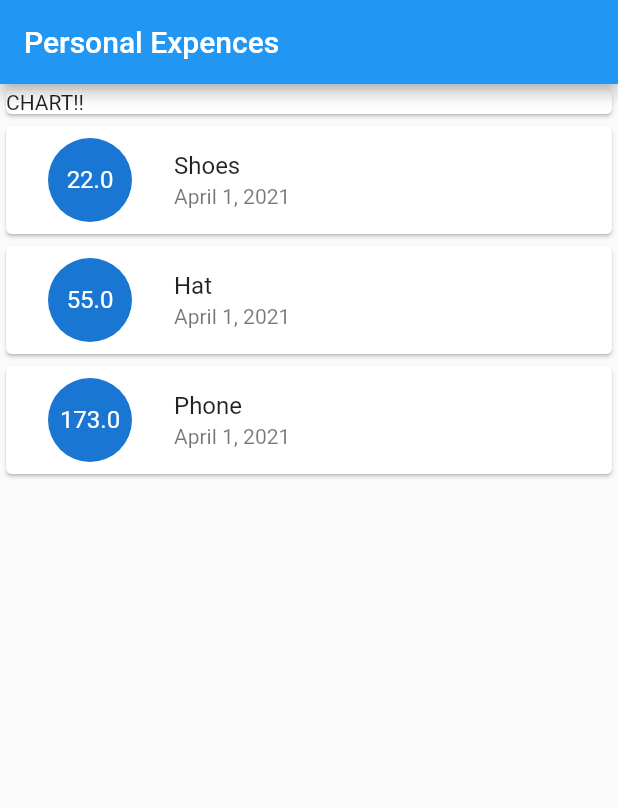
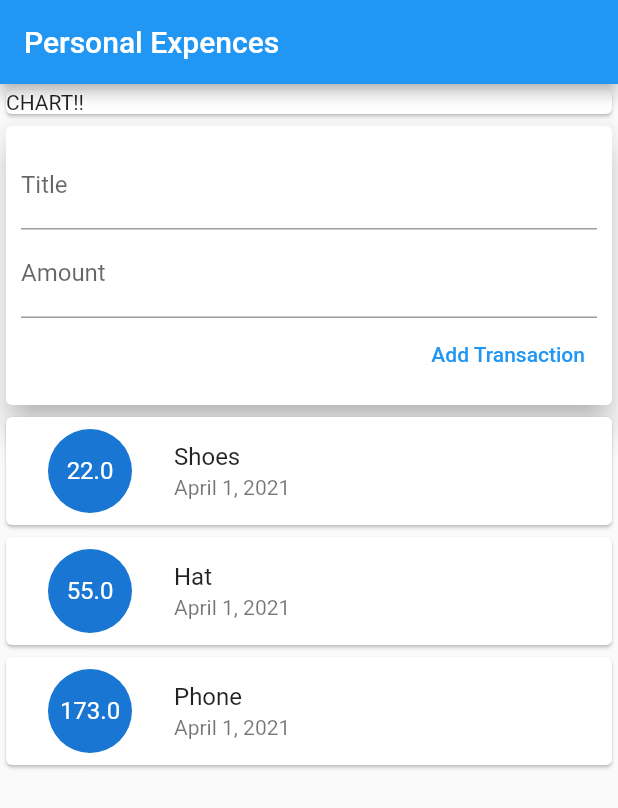
Before and after one commit to saffer4u/Flutter-Master, a Flutter app: the screen it shows after launch, on a phone screen of 412 x 824 dp. Shown: the top 808 px of the screen. Run offline on Flutter 3.47's test engine with Material 2 defaults, Android fonts, the phone set to English and light mode, and no system bars.

Commit message:
Add items to list of expences

```diff
--- a/lib/main.dart
+++ b/lib/main.dart
@@ -1,61 +1,26 @@
 import 'package:flutter/material.dart';
-import 'package:intl/intl.dart';
-import './transaction.dart';
+import 'widgets/user_transactions.dart';
 
 void main() => runApp(MyApp());
 
 class MyApp extends StatelessWidget {
   @override
   Widget build(BuildContext context) {
-    final List<Transaction> _transactions = [
-      Transaction(
-        amount: 22,
-        date: DateTime.now(),
-        id: "id1",
-        title: "Shoes",
-      ),
-      Transaction(
-        amount: 55,
-        date: DateTime.now(),
-        id: "id2",
-        title: "Hat",
-      ),
-      Transaction(
-        amount: 173,
-        date: DateTime.now(),
-        id: "id3",
-        title: "Phone",
-      ),
-    ];
-
     return MaterialApp(
       home: Scaffold(
         appBar: AppBar(
           title: Text("Personal Expences"),
         ),
-        body: Column(
+        body: SingleChildScrollView(
+          child: Column(
             crossAxisAlignment: CrossAxisAlignment.stretch,
             children: [
               Card(
                 child: Text("CHART!!"),
               ),
-            Column(
-              children: _transactions
-                  .map(
-                    (tx) => Card(
-                      child: ListTile(
-                        title: Text(tx.title),
-                        subtitle: Text(DateFormat.yMMMMd().format(tx.date)),
-                        leading: CircleAvatar(
-                          radius: 40,
-                          child: Text(tx.amount.toString()),
+              UserTransactions(),
+            ],
           ),
-                      ),
-                    ),
-                  )
-                  .toList(),
-            ),
-          ],
         ),
       ),
     );
--- /dev/null
+++ b/lib/widgets/new_transaction.dart
@@ -0,0 +1,36 @@
+import 'package:flutter/material.dart';
+
+class NewTransaction extends StatelessWidget {
+  final Function addNewTx;
+  NewTransaction(this.addNewTx);
+  final titleController = TextEditingController();
+  final amountController = TextEditingController();
+  @override
+  Widget build(BuildContext context) {
+    return Card(
+      elevation: 9,
+      child: Padding(
+        padding: const EdgeInsets.all(10.0),
+        child: Column(
+          crossAxisAlignment: CrossAxisAlignment.end,
+          children: [
+            TextField(
+              decoration: InputDecoration(labelText: 'Title'),
+              controller: titleController,
+            ),
+            TextField(
+              decoration: InputDecoration(labelText: 'Amount'),
+              controller: amountController,
+            ),
+            TextButton(
+                onPressed: () => addNewTx(
+                      titleController.text,
+                      double.parse(amountController.text),
+                    ),
+                child: Text("Add Transaction")),
+          ],
+        ),
+      ),
+    );
+  }
+}
--- /dev/null
+++ b/lib/widgets/transaction_list.dart
@@ -0,0 +1,28 @@
+import 'package:flutter/material.dart';
+import 'package:intl/intl.dart';
+import '../models/transaction.dart';
+
+class TransactionList extends StatelessWidget {
+  final List<Transaction> _transactions;
+
+  TransactionList(this._transactions);
+  @override
+  Widget build(BuildContext context) {
+    return Column(
+      children: _transactions
+          .map(
+            (tx) => Card(
+              child: ListTile(
+                title: Text(tx.title),
+                subtitle: Text(DateFormat.yMMMMd().format(tx.date)),
+                leading: CircleAvatar(
+                  radius: 40,
+                  child: Text(tx.amount.toString()),
+                ),
+              ),
+            ),
+          )
+          .toList(),
+    );
+  }
+}
--- /dev/null
+++ b/lib/widgets/user_transactions.dart
@@ -0,0 +1,55 @@
+import 'package:flutter/material.dart';
+
+import '../widgets/new_transaction.dart';
+import '../widgets/transaction_list.dart';
+import '../models/transaction.dart';
+
+class UserTransactions extends StatefulWidget {
+  @override
+  _UserTransactionsState createState() => _UserTransactionsState();
+}
+
+class _UserTransactionsState extends State<UserTransactions> {
+  final List<Transaction> _userTransactions = [
+    Transaction(
+      amount: 22,
+      date: DateTime.now(),
+      id: "id1",
+      title: "Shoes",
+    ),
+    Transaction(
+      amount: 55,
+      date: DateTime.now(),
+      id: "id2",
+      title: "Hat",
+    ),
+    Transaction(
+      amount: 173,
+      date: DateTime.now(),
+      id: "id3",
+      title: "Phone",
+    ),
+  ];
+
+  void _addNewTransacton(String txTitle, double txAmount) {
+    final newTrans = Transaction(
+        amount: txAmount,
+        date: DateTime.now(),
+        id: DateTime.now().toString(),
+        title: txTitle);
+
+    setState(() {
+      _userTransactions.add(newTrans);
+    });
+  }
+
+  @override
+  Widget build(BuildContext context) {
+    return Column(
+      children: [
+        NewTransaction(_addNewTransacton),
+        TransactionList(_userTransactions),
+      ],
+    );
+  }
+}
```
Also changed, not shown: lib/models/transaction.dart (renamed from lib/transaction.dart), 1 other file. Lines whose indentation alone changed are shown as unchanged.
